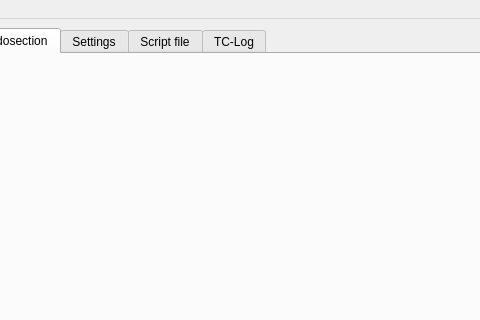
Before: the Qt Designer form pypsbuilder/ui/psbuilder.ui in ondrolexa/pypsbuilder, drawn with Qt 5; both pictures show x 199 to 679 and y 0 to 320 of the 1106 by 726 pixel window.
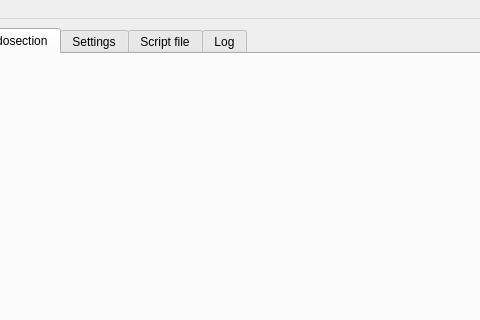
After: the same form once the commit is applied.

```diff
--- a/pypsbuilder/ui/psbuilder.ui
+++ b/pypsbuilder/ui/psbuilder.ui
@@ -604,7 +604,7 @@
          </widget>
          <widget class="QWidget" name="tabLog">
           <attribute name="title">
-           <string>TC-Log</string>
+           <string>Log</string>
           </attribute>
           <layout class="QVBoxLayout" name="verticalLayout_9">
            <item>
```
Left out of the diff: 5 changed lines with no effect on the pictures.
